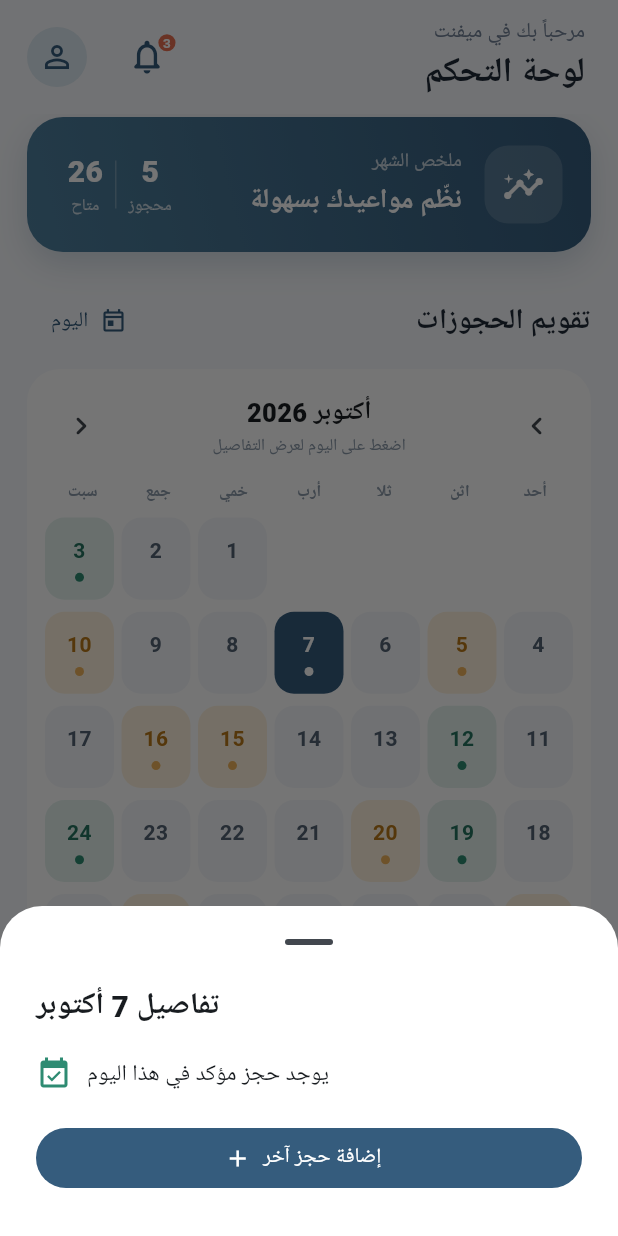
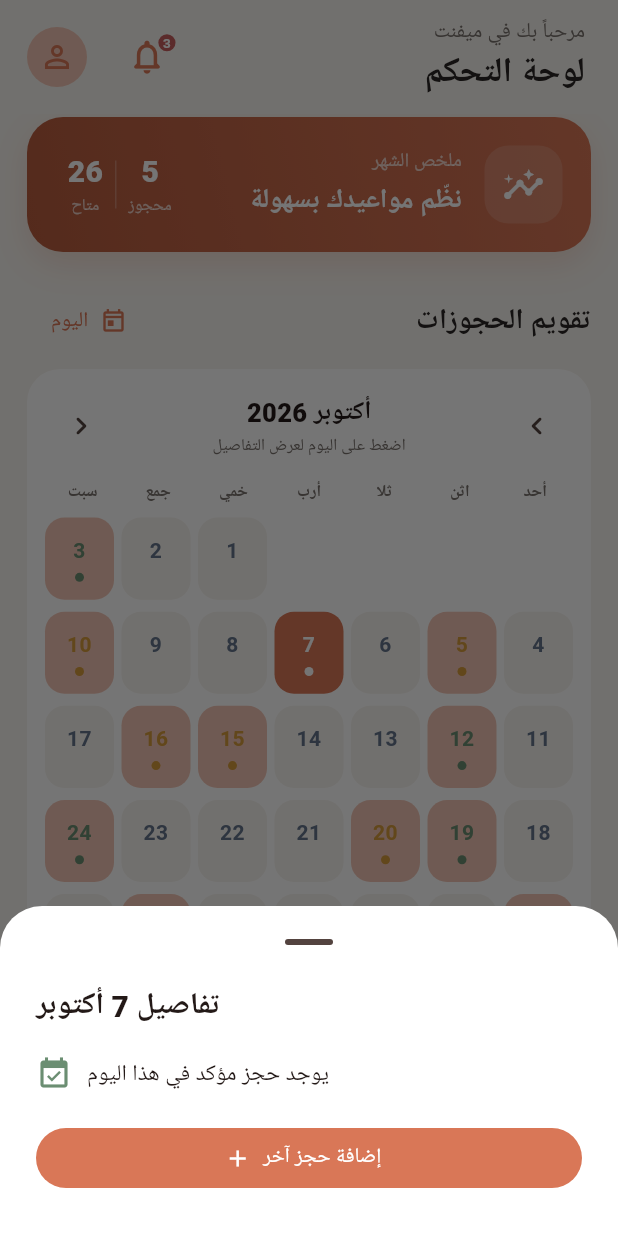
Before and after one commit to KAYANSTOR/Myfnt-app, a Flutter app: the screen it shows after launch, after a tap on "حجز جديد", on a phone screen of 412 x 824 dp. Run offline on Flutter 3.47's test engine with Material 3 defaults, Android fonts, the phone set to English and light mode, and no system bars; Roboto replaces fonts that are missing (Arial).

Commit message:
Apply Mivent warm terracotta color palette

```diff
--- a/lib/main.dart
+++ b/lib/main.dart
@@ -9,7 +9,7 @@ class MiventApp extends StatelessWidget {
 
   @override
   Widget build(BuildContext context) {
-    const primary = Color(0xFF355C7D);
+    const primary = Color(0xFFD97757);
     return MaterialApp(
       debugShowCheckedModeBanner: false,
       title: 'ميفنت',
@@ -18,12 +18,12 @@ class MiventApp extends StatelessWidget {
         colorScheme: ColorScheme.fromSeed(
           seedColor: primary,
           primary: primary,
-          surface: const Color(0xFFF7F9FC),
+          surface: const Color(0xFFF7F4EF),
         ),
-        scaffoldBackgroundColor: const Color(0xFFF7F9FC),
+        scaffoldBackgroundColor: const Color(0xFFF7F4EF),
         fontFamily: 'Arial',
         appBarTheme: const AppBarTheme(
-          backgroundColor: Color(0xFFF7F9FC),
+          backgroundColor: Color(0xFFF7F4EF),
           elevation: 0,
           scrolledUnderElevation: 0,
         ),
@@ -102,8 +102,8 @@ class _HomeScreenState extends State<HomeScreen> {
                 Icon(
                   isBooked ? Icons.event_available : Icons.event_note,
                   color: isBooked
-                      ? const Color(0xFF2E8B72)
-                      : const Color(0xFF355C7D),
+                      ? const Color(0xFF6B8E72)
+                      : const Color(0xFFD97757),
                 ),
                 const SizedBox(width: 10),
                 Text(
@@ -148,7 +148,7 @@ class _HomeScreenState extends State<HomeScreen> {
               'مرحباً بك في ميفنت',
               style: TextStyle(
                 fontSize: 14,
-                color: Color(0xFF718096),
+                color: Color(0xFF78716C),
                 fontWeight: FontWeight.w500,
               ),
             ),
@@ -158,7 +158,7 @@ class _HomeScreenState extends State<HomeScreen> {
               style: TextStyle(
                 fontSize: 23,
                 fontWeight: FontWeight.w800,
-                color: Color(0xFF1F2937),
+                color: Color(0xFF292524),
               ),
             ),
           ],
@@ -173,8 +173,8 @@ class _HomeScreenState extends State<HomeScreen> {
             padding: EdgeInsets.only(left: 18, right: 16),
             child: CircleAvatar(
               radius: 20,
-              backgroundColor: Color(0xFFDCE9F2),
-              child: Icon(Icons.person_outline, color: Color(0xFF355C7D)),
+              backgroundColor: Color(0xFFF3C5B5),
+              child: Icon(Icons.person_outline, color: Color(0xFFD97757)),
             ),
           ),
         ],
@@ -203,7 +203,7 @@ class _HomeScreenState extends State<HomeScreen> {
       floatingActionButton: _selectedTab == 0
           ? FloatingActionButton.extended(
               onPressed: () => _showDayDetails(DateTime.now().day),
-              backgroundColor: const Color(0xFF355C7D),
+              backgroundColor: const Color(0xFFD97757),
               foregroundColor: Colors.white,
               icon: const Icon(Icons.add),
               label: const Text(
@@ -216,7 +216,7 @@ class _HomeScreenState extends State<HomeScreen> {
         selectedIndex: _selectedTab,
         onDestinationSelected: (index) => setState(() => _selectedTab = index),
         backgroundColor: Colors.white,
-        indicatorColor: const Color(0xFFDCE9F2),
+        indicatorColor: const Color(0xFFF3C5B5),
         destinations: const [
           NavigationDestination(
             icon: Icon(Icons.calendar_month_outlined),
@@ -287,7 +287,7 @@ class _HomeScreenState extends State<HomeScreen> {
                 style: TextStyle(
                   fontSize: 19,
                   fontWeight: FontWeight.w800,
-                  color: Color(0xFF1F2937),
+                  color: Color(0xFF292524),
                 ),
               ),
               TextButton.icon(
@@ -330,7 +330,7 @@ class _HomeScreenState extends State<HomeScreen> {
                             'اضغط على اليوم لعرض التفاصيل',
                             style: TextStyle(
                               fontSize: 11,
-                              color: Color(0xFF8A98A8),
+                              color: Color(0xFF78716C),
                             ),
                           ),
                         ],
@@ -352,7 +352,7 @@ class _HomeScreenState extends State<HomeScreen> {
                                 style: const TextStyle(
                                   fontSize: 11,
                                   fontWeight: FontWeight.bold,
-                                  color: Color(0xFF8A98A8),
+                                  color: Color(0xFF78716C),
                                 ),
                               ),
                             ),
@@ -384,9 +384,9 @@ class _HomeScreenState extends State<HomeScreen> {
             spacing: 18,
             runSpacing: 8,
             children: const [
-              _Legend(color: Color(0xFF2E8B72), label: 'محجوز'),
-              _Legend(color: Color(0xFFF0B35B), label: 'جزئي'),
-              _Legend(color: Color(0xFFE7EDF2), label: 'متاح'),
+              _Legend(color: Color(0xFF6B8E72), label: 'محجوز'),
+              _Legend(color: Color(0xFFD59A3A), label: 'جزئي'),
+              _Legend(color: Color(0xFFE7E2DC), label: 'متاح'),
             ],
           ),
         ],
@@ -404,10 +404,10 @@ class _HomeScreenState extends State<HomeScreen> {
             width: 86,
             height: 86,
             decoration: BoxDecoration(
-              color: const Color(0xFFDCE9F2),
+              color: const Color(0xFFF3C5B5),
               borderRadius: BorderRadius.circular(28),
             ),
-            child: Icon(icon, size: 42, color: const Color(0xFF355C7D)),
+            child: Icon(icon, size: 42, color: const Color(0xFFD97757)),
           ),
           const SizedBox(height: 20),
           Text(
@@ -415,7 +415,7 @@ class _HomeScreenState extends State<HomeScreen> {
             style: const TextStyle(fontSize: 24, fontWeight: FontWeight.w800),
           ),
           const SizedBox(height: 8),
-          Text(subtitle, style: const TextStyle(color: Color(0xFF718096))),
+          Text(subtitle, style: const TextStyle(color: Color(0xFF78716C))),
           const SizedBox(height: 22),
           OutlinedButton.icon(
             onPressed: () {},
@@ -442,7 +442,7 @@ class _HeaderIcon extends StatelessWidget {
     children: [
       IconButton(
         onPressed: onTap,
-        icon: Icon(icon, size: 27, color: const Color(0xFF355C7D)),
+        icon: Icon(icon, size: 27, color: const Color(0xFFD97757)),
       ),
       Positioned(
         top: 5,
@@ -450,7 +450,7 @@ class _HeaderIcon extends StatelessWidget {
         child: Container(
           padding: const EdgeInsets.all(3),
           decoration: const BoxDecoration(
-            color: Color(0xFFE76F51),
+            color: Color(0xFFC65D5D),
             shape: BoxShape.circle,
           ),
           child: Text(
@@ -476,14 +476,14 @@ class _SummaryCard extends StatelessWidget {
     padding: const EdgeInsets.all(19),
     decoration: BoxDecoration(
       gradient: const LinearGradient(
-        colors: [Color(0xFF355C7D), Color(0xFF4E809E)],
+        colors: [Color(0xFFD97757), Color(0xFFB85C3E)],
         begin: Alignment.topRight,
         end: Alignment.bottomLeft,
       ),
       borderRadius: BorderRadius.circular(24),
       boxShadow: [
         BoxShadow(
-          color: const Color(0xFF355C7D).withValues(alpha: .2),
+          color: const Color(0xFFD97757).withValues(alpha: .2),
           blurRadius: 18,
           offset: const Offset(0, 8),
         ),
@@ -574,7 +574,7 @@ class _Legend extends StatelessWidget {
       const SizedBox(width: 6),
       Text(
         label,
-        style: const TextStyle(fontSize: 12, color: Color(0xFF718096)),
+        style: const TextStyle(fontSize: 12, color: Color(0xFF78716C)),
       ),
     ],
   );
@@ -594,21 +594,21 @@ class _DayCell extends StatelessWidget {
   @override
   Widget build(BuildContext context) {
     final bg = isBooked
-        ? const Color(0xFFE4F3EE)
+        ? const Color(0xFFF3C5B5)
         : isPartial
-        ? const Color(0xFFFFF3DF)
-        : const Color(0xFFF5F7FA);
+        ? const Color(0xFFF3C5B5)
+        : const Color(0xFFF7F4EF);
     final fg = isBooked
-        ? const Color(0xFF26745F)
+        ? const Color(0xFF6B8E72)
         : isPartial
-        ? const Color(0xFFB97818)
-        : const Color(0xFF536273);
+        ? const Color(0xFFD59A3A)
+        : const Color(0xFF64748B);
     return InkWell(
       onTap: onTap,
       borderRadius: BorderRadius.circular(13),
       child: Container(
         decoration: BoxDecoration(
-          color: isToday ? const Color(0xFF355C7D) : bg,
+          color: isToday ? const Color(0xFFD97757) : bg,
           borderRadius: BorderRadius.circular(13),
           border: isToday ? null : Border.all(color: Colors.transparent),
         ),
@@ -631,9 +631,9 @@ class _DayCell extends StatelessWidget {
                 color: isToday
                     ? Colors.white
                     : isBooked
-                    ? const Color(0xFF2E8B72)
+                    ? const Color(0xFF6B8E72)
                     : isPartial
-                    ? const Color(0xFFF0B35B)
+                    ? const Color(0xFFD59A3A)
                     : Colors.transparent,
                 shape: BoxShape.circle,
               ),
```
